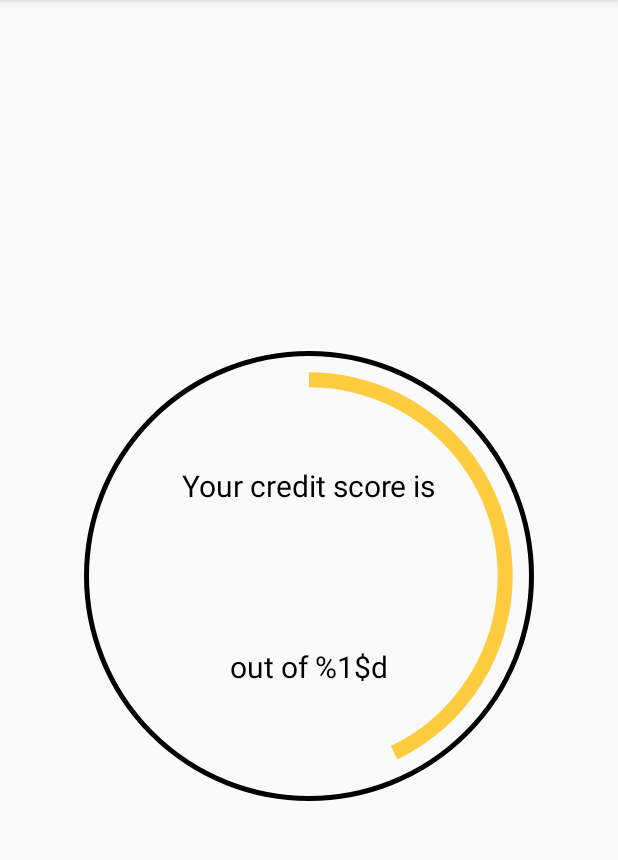
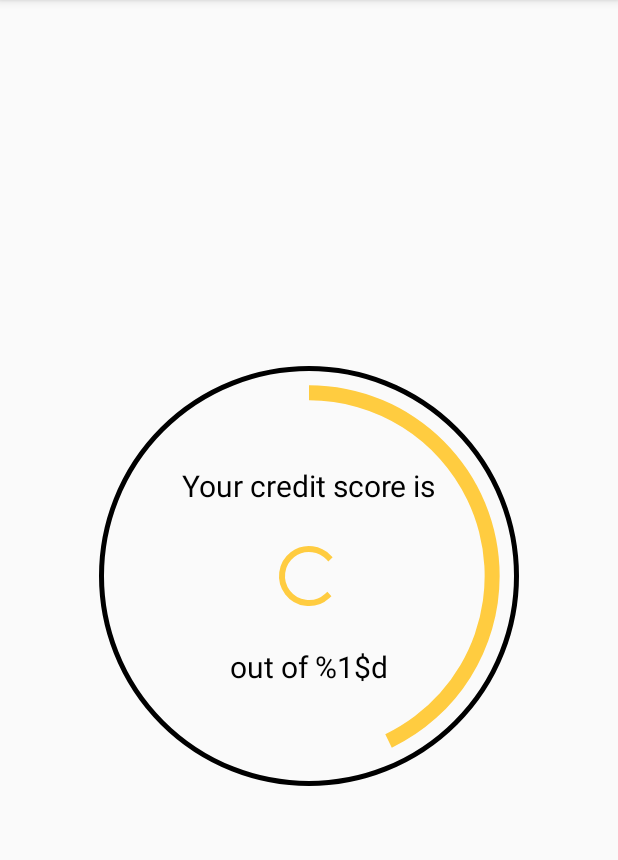
Before and after one commit to sergiotorresperez/AndroidKotlinExercise, an Android app: the screen it shows after launch (ShowCreditScoreActivity), on a phone screen of 412 x 824 dp, the part 84-944 px from its top. Run offline under Robolectric (Android 15) with nearby library versions, the phone set to English and light mode, and no system bars; our stand-ins replace Dagger/Hilt's generated code, RxJava; 2 statements that could not run were skipped.

Commit message:
Showing progressbar

```diff
--- a/app/src/main/java/com/bitbytebit/androidkotlinexercise/showcreditscore/presentation/ShowCreditScorePresenter.kt
+++ b/app/src/main/java/com/bitbytebit/androidkotlinexercise/showcreditscore/presentation/ShowCreditScorePresenter.kt
@@ -48,6 +48,7 @@ class ShowCreditScorePresenter @Inject constructor(
         val subscription = getCreditScoreInteractor.getCreditScore()
                 .subscribeOn(schedulersProvider.getExecutionScheduler())
                 .observeOn(schedulersProvider.getPostExecutionScheduler())
+                .doOnSubscribe({view.showGettingCreditScore()})
                 .subscribe({ processGetCreditScoreSuccess(it) },
                            { processGetCreditScoreError(it) })
 
@@ -64,6 +65,7 @@ class ShowCreditScorePresenter @Inject constructor(
     }
 
     interface View {
+        fun showGettingCreditScore()
         fun showCreditScore(creditScore: CreditScore)
         fun showGetCreditScoreError(error: Throwable)
     }
--- a/app/src/main/res/layout/activity_show_credit_score.xml
+++ b/app/src/main/res/layout/activity_show_credit_score.xml
@@ -6,11 +6,19 @@
     android:layout_height="match_parent"
     tools:context="com.bitbytebit.androidkotlinexercise.showcreditscore.presentation.ShowCreditScoreActivity">
 
+    <ProgressBar
+        android:id="@+id/progressBar"
+        style="?android:attr/progressBarStyle"
+        android:layout_width="wrap_content"
+        android:layout_height="wrap_content"
+        android:layout_centerInParent="true"/>
+
     <com.bitbytebit.androidkotlinexercise.showcreditscore.presentation.widget.CreditScoreView
         android:id="@+id/creditScoreView"
         style="?android:attr/progressBarStyleHorizontal"
-        android:layout_width="300dp"
-        android:layout_height="300dp"
-        android:layout_centerInParent="true"/>
+        android:layout_width="280dp"
+        android:layout_height="280dp"
+        android:layout_centerInParent="true">
+    </com.bitbytebit.androidkotlinexercise.showcreditscore.presentation.widget.CreditScoreView>
 
 </RelativeLayout>
--- a/app/src/main/res/values/strings.xml
+++ b/app/src/main/res/values/strings.xml
@@ -2,4 +2,6 @@
     <string name="app_name">AndroidKotlinExercise</string>
     <string name="credit_score_view_label">Your credit score is</string>
     <string name="credit_score_view_max">out of %1$d</string>
+
+    <string name="get_score_error">Error getting cretdit score</string>
 </resources>
```
Also changed, not shown: app/src/main/java/com/bitbytebit/androidkotlinexercise/showcreditscore/presentation/ShowCreditScoreActivity.kt (+17 -2 lines), 1 other file.
